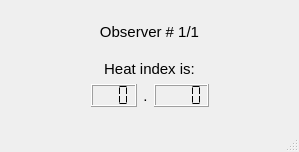
Qt form heatindexdisplay.ui (JaimeRios/ObserverPattern_GraphicWeatherStation) before a commit.
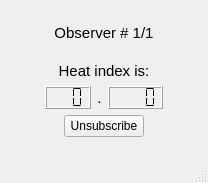
The same form after that commit.

Commit message: add updateIds for show the current observers suscribes add unsubscribe buttom to all observer

What changed in the file:
```diff
--- a/heatindexdisplay.ui
+++ b/heatindexdisplay.ui
@@ -6,8 +6,8 @@
    <rect>
     <x>0</x>
     <y>0</y>
-    <width>299</width>
-    <height>152</height>
+    <width>208</width>
+    <height>183</height>
    </rect>
   </property>
   <property name="windowTitle">
@@ -144,6 +144,43 @@
         </item>
        </layout>
       </item>
+      <item>
+       <layout class="QHBoxLayout" name="horizontalLayout_2">
+        <item>
+         <spacer name="horizontalSpacer_3">
+          <property name="orientation">
+           <enum>Qt::Horizontal</enum>
+          </property>
+          <property name="sizeHint" stdset="0">
+           <size>
+            <width>40</width>
+            <height>20</height>
+           </size>
+          </property>
+         </spacer>
+        </item>
+        <item>
+         <widget class="QPushButton" name="unsubscribeButton">
+          <property name="text">
+           <string>Unsubscribe</string>
+          </property>
+         </widget>
+        </item>
+        <item>
+         <spacer name="horizontalSpacer_4">
+          <property name="orientation">
+           <enum>Qt::Horizontal</enum>
+          </property>
+          <property name="sizeHint" stdset="0">
+           <size>
+            <width>40</width>
+            <height>20</height>
+           </size>
+          </property>
+         </spacer>
+        </item>
+       </layout>
+      </item>
       <item>
        <spacer name="verticalSpacer_3">
         <property name="orientation">
```
Left out of the diff: 4 changed lines with no effect on the pictures. The commit also changes 17 other files.
